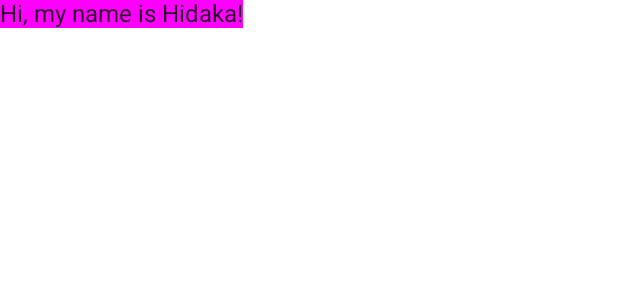
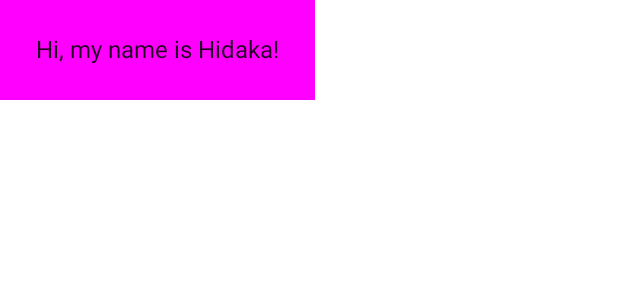
Before and after one commit to ryohidaka/Codelab-GreetingCard, an Android app built with Jetpack Compose: the @Preview function DefaultPreview, on a phone screen of 412 x 824 dp. Shown: the top 300 px of the screen. Run offline under Robolectric (Android 15) with nearby library versions, the phone set to English and light mode, and no system bars.

Commit message:
update: パディングを追加する
7. パディングを追加する
https://developer.android.com/codelabs/basic-android-kotlin-compose-first-app?continue=https%3A%2F%2Fdeveloper.android.com%2Fcourses%2Fpathways%2Fandroid-basics-compose-unit-1-pathway-2&hl=ja#6

```diff
--- a/app/src/main/java/com/example/greetingcard/MainActivity.kt
+++ b/app/src/main/java/com/example/greetingcard/MainActivity.kt
@@ -4,6 +4,7 @@ import android.os.Bundle
 import androidx.activity.ComponentActivity
 import androidx.activity.compose.setContent
 import androidx.compose.foundation.layout.fillMaxSize
+import androidx.compose.foundation.layout.padding
 import androidx.compose.material.MaterialTheme
 import androidx.compose.material.Surface
 import androidx.compose.material.Text
@@ -11,6 +12,7 @@ import androidx.compose.runtime.Composable
 import androidx.compose.ui.Modifier
 import androidx.compose.ui.graphics.Color
 import androidx.compose.ui.tooling.preview.Preview
+import androidx.compose.ui.unit.dp
 import com.example.greetingcard.ui.theme.GreetingCardTheme
 
 class MainActivity : ComponentActivity() {
@@ -30,7 +32,7 @@ class MainActivity : ComponentActivity() {
 @Composable
 fun Greeting(name: String) {
     Surface(color = Color.Magenta) {
-        Text(text = "Hi, my name is $name!")
+        Text(text = "Hi, my name is $name!", modifier = Modifier.padding(24.dp))
     }
 }
 
```
